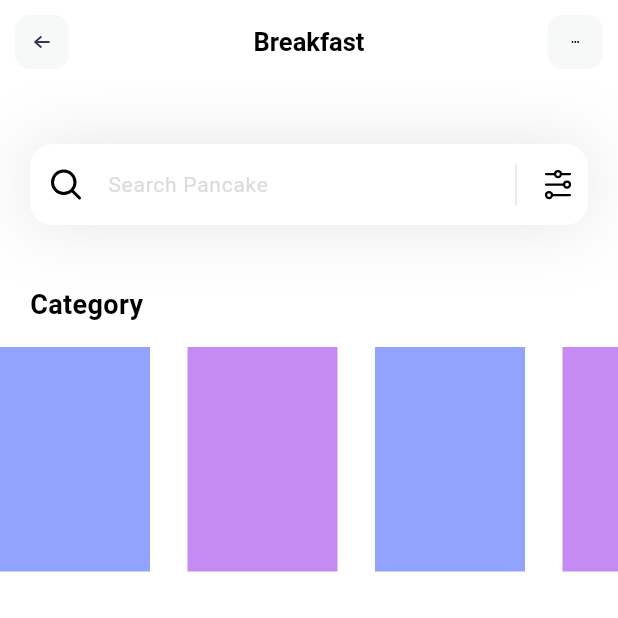
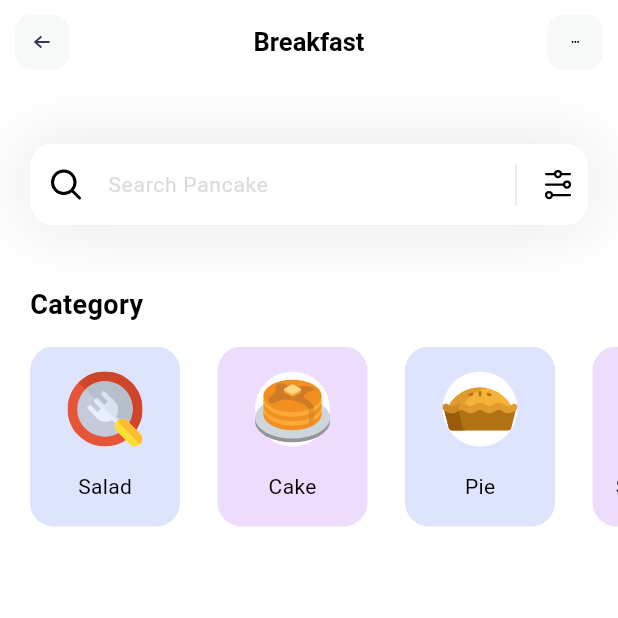
Before and after one commit to kaedehara2/vitnezgphib, a Flutter app: the screen it shows after launch, on a phone screen of 412 x 824 dp, the top half of it. Run offline on Flutter 3.47's test engine with Material 3 defaults, Android fonts, the light colour scheme and no system bars; our stand-ins replace flutter_svg.

Commit message:
Update home pengisian salad dll

```diff
--- a/lib/pages/home.dart
+++ b/lib/pages/home.dart
@@ -45,17 +45,44 @@ class _HomePageState extends State<HomePage> {
               ),
               SizedBox(height: 15,),
               Container(
-                height: 150,
+                height: 120,
                 //color: Colors.greenAccent,
                 child: ListView.separated(
                   itemCount: categories.length,
                   scrollDirection: Axis.horizontal,
+                  padding: EdgeInsets.only(
+                    left: 20,
+                    right: 20
+                  ),
                   separatorBuilder: (context, index) => SizedBox(width: 25,), //untuk scroll kanan kiri
                   itemBuilder: (context, index) {
                     return Container(
                       width: 100,
                       decoration: BoxDecoration(
-                        color: categories[index].boxColor
+                        color: categories[index].boxColor.withOpacity(0.3),
+                        borderRadius: BorderRadius.circular(16)
+                      ),
+                      child: Column(
+                        mainAxisAlignment: MainAxisAlignment.spaceEvenly,
+                        children: [
+                          Container(
+                            width: 50,
+                            height: 50,
+                            decoration: BoxDecoration(
+                              color: Colors.white,
+                              shape: BoxShape.circle
+                            ),
+                            child: SvgPicture.asset(categories[index].iconPath),
+                          ),
+                          Text(
+                            categories[index].name,
+                            style: TextStyle(
+                              fontWeight: FontWeight.w400,
+                              color: Colors.black,
+                              fontSize: 14
+                            ),
+                          )
+                        ],
                       ),
                     );
                   }
```
